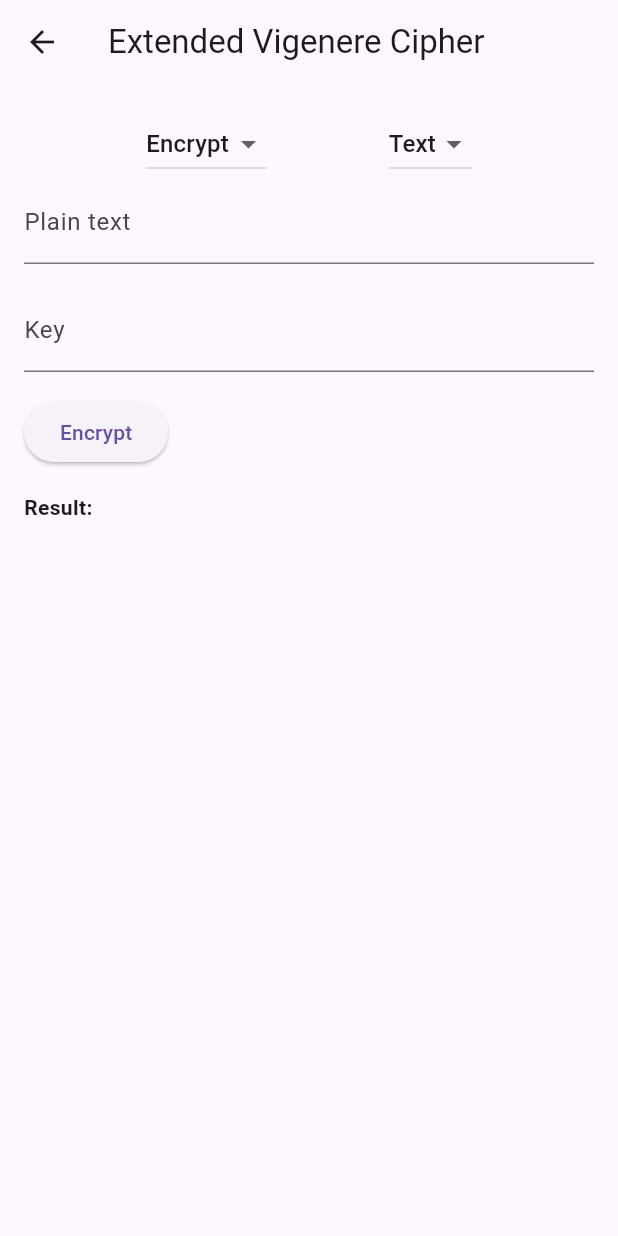
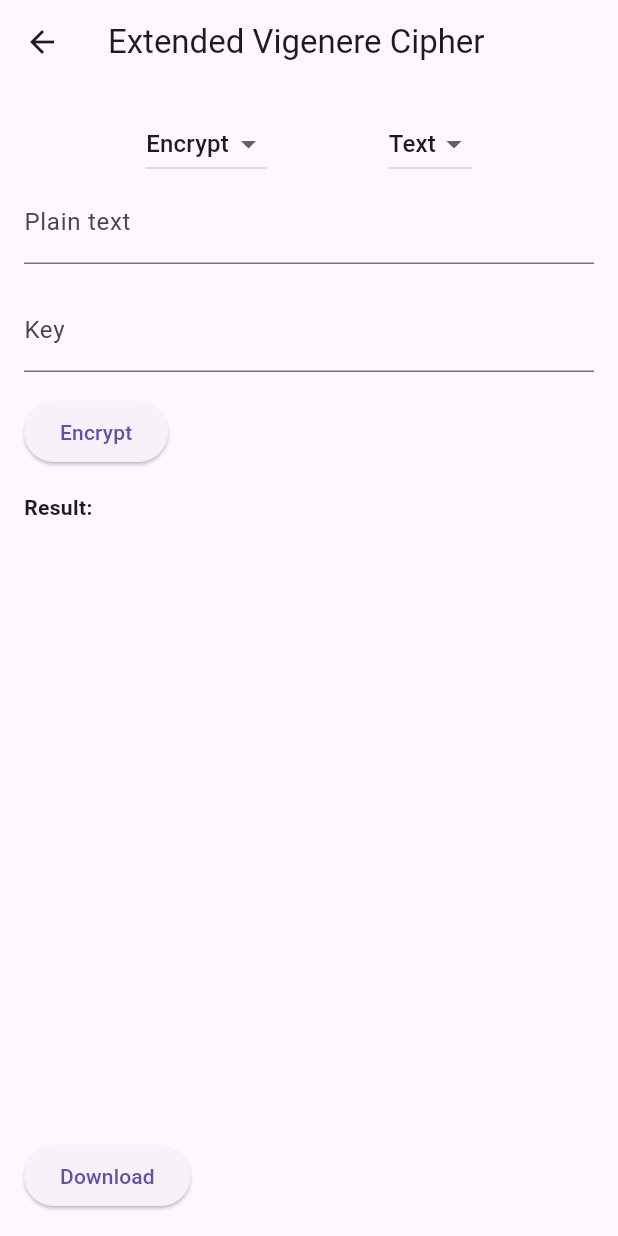
Before and after one commit to abrahammegantoro/modified-cipher, a Flutter app: the screen it shows after launch, after a tap on "Extended Vigenere Cipher", on a phone screen of 412 x 824 dp. Run offline on Flutter 3.47's test engine with Material 3 defaults, Android fonts, the light colour scheme and no system bars; our stand-ins replace file_picker, permission_handler; missing offline and left inert: flutter_downloader; generated files the repository leaves out were written again.

Commit message:
[FEAT] save file

```diff
--- a/lib/main.dart
+++ b/lib/main.dart
@@ -1,20 +1,25 @@
 import 'package:flutter/material.dart';
+import 'package:flutter_downloader/flutter_downloader.dart';
+import 'package:permission_handler/permission_handler.dart';
 
 import 'src/app.dart';
 import 'src/settings/settings_controller.dart';
 import 'src/settings/settings_service.dart';
 
 void main() async {
-  // Set up the SettingsController, which will glue user settings to multiple
-  // Flutter Widgets.
   final settingsController = SettingsController(SettingsService());
-
-  // Load the user's preferred theme while the splash screen is displayed.
-  // This prevents a sudden theme change when the app is first displayed.
   await settingsController.loadSettings();
 
-  // Run the app and pass in the SettingsController. The app listens to the
-  // SettingsController for changes, then passes it further down to the
-  // SettingsView.
+  WidgetsFlutterBinding.ensureInitialized();
+
+  await _requestPermission();
+
+  FlutterDownloader.initialize();
+
   runApp(MyApp(settingsController: settingsController));
 }
+
+Future<void> _requestPermission() async {
+  PermissionStatus status = await Permission.storage.request();
+  if (!status.isGranted) {}
+}
--- a/lib/src/ciphers/cipher_details_view.dart
+++ b/lib/src/ciphers/cipher_details_view.dart
@@ -3,6 +3,8 @@ import 'dart:io';
 import 'package:file_picker/file_picker.dart';
 import 'package:flutter/material.dart';
 import 'package:modified_cipher/src/method/rc4.dart';
+import 'package:flutter_downloader/flutter_downloader.dart';
+import 'package:path_provider/path_provider.dart';
 
 class CipherDetailsView extends StatefulWidget {
   final String title;
@@ -22,6 +24,7 @@ class _CipherDetailsViewState extends State<CipherDetailsView> {
   late TextEditingController _inputTextController;
   late TextEditingController _keyTextController;
   late String _resultText;
+  late String _fileType;
   bool _isEncryptMode = true;
   bool _isTextMode = true;
 
@@ -82,11 +85,30 @@ class _CipherDetailsViewState extends State<CipherDetailsView> {
     FilePickerResult? result = await FilePicker.platform.pickFiles();
     if (result != null) {
       File file = File(result.files.single.path!);
+      _fileType = result.files.single.extension!;
       List<int> fileBytes = await file.readAsBytes();
       String fileContents = String.fromCharCodes(fileBytes);
       return fileContents;
     } else {
       return '';
+    }
+  }
+
+  Future<void> _saveToFile() async {
+    try {
+      final Directory directory = Directory('/storage/emulated/0/Download/');
+      final File file = File('${directory.path}/result.$_fileType');
+
+      await file.writeAsString(_resultText,
+          mode: FileMode.write, encoding: utf8);
+
+      ScaffoldMessenger.of(context).showSnackBar(
+        const SnackBar(content: Text('File saved successfully')),
+      );
+    } catch (e) {
+      ScaffoldMessenger.of(context).showSnackBar(
+        SnackBar(content: Text('Failed to save file: $e')),
+      );
     }
   }
 
@@ -194,6 +216,11 @@ class _CipherDetailsViewState extends State<CipherDetailsView> {
                 child: Text(_resultText),
               ),
             ),
+            const SizedBox(height: 16),
+            ElevatedButton(
+              onPressed: _saveToFile,
+              child: const Text('Download'),
+            ),
             // const SizedBox(height: 16),
             // const Text('Base 64:',
             //     style: TextStyle(fontWeight: FontWeight.bold)),
--- a/pubspec.yaml
+++ b/pubspec.yaml
@@ -15,7 +15,9 @@ dependencies:
   flutter_localizations:
     sdk: flutter
   file_picker: ^6.2.0
-
+  flutter_downloader: ^1.11.6
+  path_provider: ^2.1.2
+  permission_handler: ^11.0.1
 
 dev_dependencies:
   flutter_test:
```
Also changed, not shown: pubspec.lock, 4 other files.
